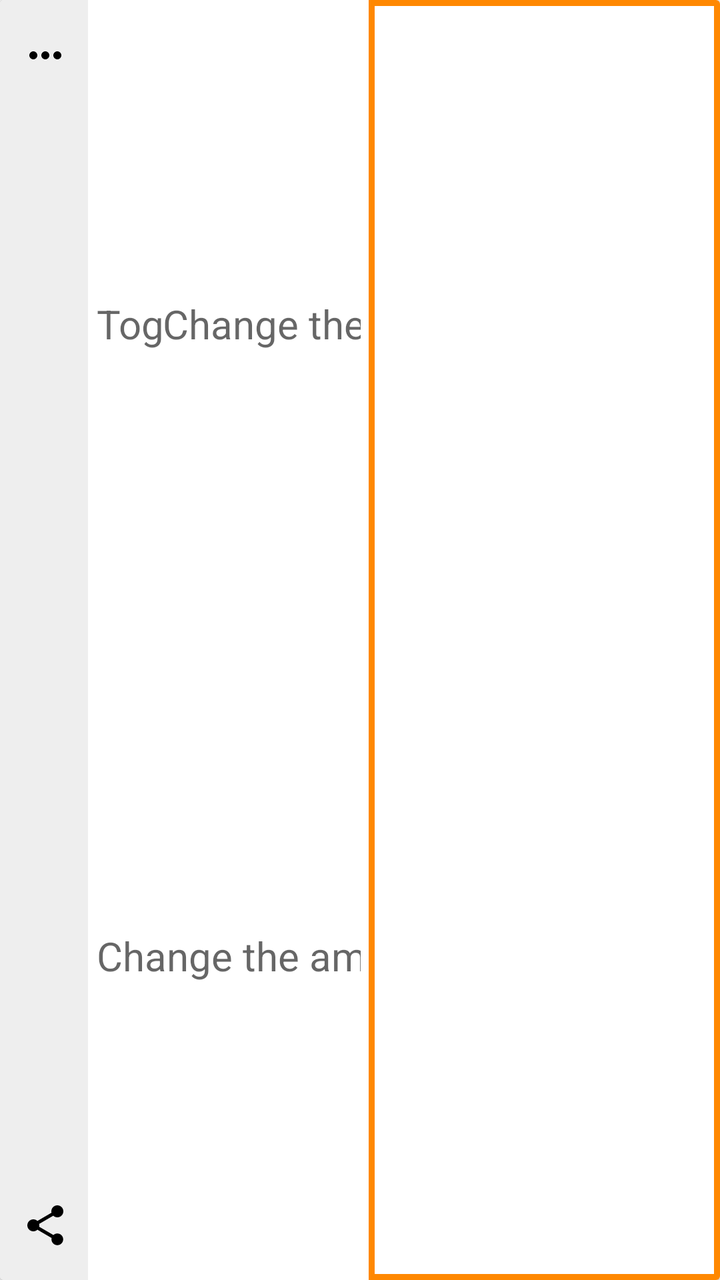
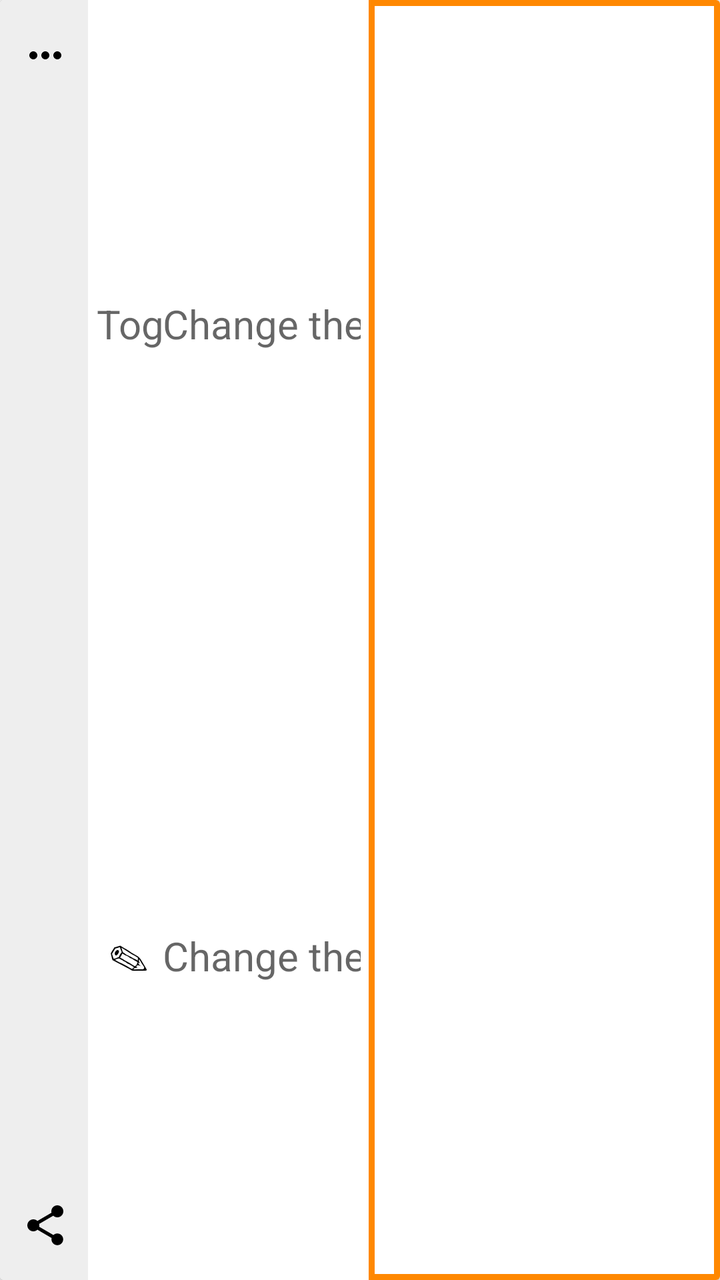

Compare the two renders of this Android layout. The source of the first and the diff that turns it into the second are given below.
<!-- AndroidManifest.xml: application theme AppTheme -->
<!-- res/layout/item_journal.xml -->
<?xml version="1.0" encoding="utf-8"?>
<androidx.cardview.widget.CardView
    xmlns:android="http://schemas.android.com/apk/res/android"
    android:id="@+id/record_item_view"
    android:layout_width="match_parent"
    android:layout_height="90dp"
    android:layout_marginLeft="8dp"
    android:layout_marginRight="8dp"
    android:layout_marginTop="4dp"
    android:layout_marginBottom="4dp">

    <LinearLayout
        android:layout_width="match_parent"
        android:layout_height="match_parent"
        android:orientation="horizontal"
        android:baselineAligned="false">

        <FrameLayout
            android:layout_width="44dp"
            android:layout_height="match_parent"
            android:paddingTop="15dp"
            android:paddingBottom="15dp"
            android:paddingStart="10dp"
            android:background="@color/colorChalk"
            android:orientation="vertical"
            android:clickable="true"
            android:focusable="true">

            <ImageButton
                android:id="@+id/record_contact_button"
                android:layout_width="25dp"
                android:layout_height="25dp"
                android:layout_gravity="top"
                android:background="@color/colorChalk"
                android:src="@drawable/ic_baseline_more_horiz_24px"
                android:contentDescription="@string/description_decrement_percentage_text"/>

            <ImageButton
                android:id="@+id/record_share_button"
                android:layout_width="25dp"
                android:layout_height="25dp"
                android:layout_gravity="bottom"
                android:background="@color/colorChalk"
                android:src="@drawable/ic_menu_share"
                android:contentDescription="@string/description_decrement_percentage_text"/>

        </FrameLayout>

        <LinearLayout
            android:id="@+id/record_stats_view"
            android:layout_width="0dp"
            android:layout_height="match_parent"
            android:layout_weight=".4"
            android:padding="4dp"
            android:orientation="vertical"
            android:gravity="end"
            android:clickable="true"
            android:focusable="true">

            <LinearLayout
                android:layout_width="match_parent"
                android:layout_height="0dp"
                android:layout_weight=".5"
                android:orientation="horizontal"
                android:layout_gravity="center"
                android:gravity="center">

                <TextView
                    android:id="@+id/record_type_text"
                    android:layout_width="0dp"
                    android:layout_height="match_parent"
                    android:layout_weight=".25"
                    android:background="#fff"
                    android:textSize="@dimen/text_size_paragraph_title"
                    android:textColor="#000"
                    android:gravity="center"
                    android:inputType="numberDecimal"
                    android:imeOptions="actionDone"
                    android:importantForAutofill="no"
                    android:hint="Toggle the type of this record"/>

                <TextView
                    android:id="@+id/record_time_text"
                    android:layout_width="0dp"
                    android:layout_height="match_parent"
                    android:layout_weight=".75"
                    android:background="#fff"
                    android:textSize="@dimen/text_size_paragraph_title"
                    android:textColor="#000"
                    android:gravity="center"
                    android:inputType="numberDecimal"
                    android:imeOptions="actionDone"
                    android:importantForAutofill="no"
                    android:hint="Change the date of this record"/>

            </LinearLayout>

            <EditText
                android:id="@+id/record_amount_text"
                android:layout_width="match_parent"
                android:layout_height="0dp"
                android:layout_weight=".5"
                android:layout_gravity="center"
                android:background="#fff"
                android:textSize="@dimen/text_size_paragraph_title"
                android:gravity="center"
                android:inputType="numberDecimal"
                android:imeOptions="actionDone"
                android:importantForAutofill="no"
                android:hint="Change the amount of this record"/>

        </LinearLayout>

        <FrameLayout
            android:id="@+id/record_text_view"
            android:layout_width="0dp"
            android:layout_height="match_parent"
            android:layout_weight=".5"
            android:padding="3dp"
            android:background="@color/colorHeat">

            <LinearLayout xmlns:android="http://schemas.android.com/apk/res/android"
                android:layout_width="match_parent"
                android:layout_height="match_parent"
                android:padding="2dp"
                android:background="#fff"
                android:orientation="vertical"
                android:layout_gravity="start|center_vertical">

                <LinearLayout
                    android:layout_width="match_parent"
                    android:layout_height="0dp"
                    android:layout_weight=".7">

                    <TextView
                        android:id="@+id/record_primary"
                        android:layout_width="0dp"
                        android:layout_height="match_parent"
                        android:layout_weight=".9"
                        android:layout_margin="4dp"
                        android:textSize="@dimen/text_size_paragraph_title"
                        android:textAppearance="?attr/textAppearanceListItem" />

                    <CheckBox
                        android:id="@+id/record_type"
                        android:layout_width="5dp"
                        android:layout_height="5dp"
                        android:layout_margin="2dp"
                        android:checked="false" />

                </LinearLayout>

                <TextView
                    android:id="@+id/record_secondary"
                    android:layout_width="wrap_content"
                    android:layout_height="0dp"
                    android:layout_weight=".3"
                    android:layout_marginStart="4dp"
                    android:textSize="@dimen/text_size_paragraph"
                    android:textAppearance="?attr/textAppearanceListItem" />

            </LinearLayout>

        </FrameLayout>

    </LinearLayout>

</androidx.cardview.widget.CardView>
<!-- resources referenced by this layout -->
<resources>
  <color name="colorChalk">#EEE</color>
  <color name="colorHeat">#FF8800</color>
  <dimen name="text_size_paragraph">16sp</dimen>
  <dimen name="text_size_paragraph_title">20sp</dimen>
  <!-- drawable ic_baseline_more_horiz_24px (drawable) -->
  <vector xmlns:android="http://schemas.android.com/apk/res/android"
      android:width="24dp"
      android:height="24dp"
      android:viewportWidth="24"
      android:viewportHeight="24">
    <path
        android:fillColor="#FF000000"
        android:pathData="M6,10c-1.1,0 -2,0.9 -2,2s0.9,2 2,2 2,-0.9 2,-2 -0.9,-2 -2,-2zM18,10c-1.1,0 -2,0.9 -2,2s0.9,2 2,2 2,-0.9 2,-2 -0.9,-2 -2,-2zM12,10c-1.1,0 -2,0.9 -2,2s0.9,2 2,2 2,-0.9 2,-2 -0.9,-2 -2,-2z"/>
  </vector>
  <!-- drawable ic_menu_share (drawable-v21) -->
  <vector xmlns:android="http://schemas.android.com/apk/res/android"
      android:width="24dp"
      android:height="24dp"
      android:viewportHeight="24.0"
      android:viewportWidth="24.0">
      <path
          android:fillColor="#FF000000"
          android:pathData="M18,16.08c-0.76,0 -1.44,0.3 -1.96,0.77L8.91,12.7c0.05,-0.23 0.09,-0.46 0.09,-0.7s-0.04,-0.47 -0.09,-0.7l7.05,-4.11c0.54,0.5 1.25,0.81 2.04,0.81 1.66,0 3,-1.34 3,-3s-1.34,-3 -3,-3 -3,1.34 -3,3c0,0.24 0.04,0.47 0.09,0.7L8.04,9.81C7.5,9.31 6.79,9 6,9c-1.66,0 -3,1.34 -3,3s1.34,3 3,3c0.79,0 1.5,-0.31 2.04,-0.81l7.12,4.16c-0.05,0.21 -0.08,0.43 -0.08,0.65 0,1.61 1.31,2.92 2.92,2.92 1.61,0 2.92,-1.31 2.92,-2.92s-1.31,-2.92 -2.92,-2.92z" />
  </vector>
  <string name="description_decrement_percentage_text">Press this button to decrease the percentage of your total donation amount to be allocated to this charity on each converted smile or stride</string>
  <style name="AppTheme" parent="Theme.AppCompat.Light.DarkActionBar">
          <item name="colorPrimary">@color/colorPrimary</item>
          <item name="colorPrimaryDark">@color/colorPrimaryDark</item>
          <item name="colorAccent">@color/colorAccent</item>
          <item name="popupMenuStyle">@style/AppTheme.PopupOverlay</item>
      </style>
  <color name="colorPrimary">#00B0FF</color>
  <color name="colorPrimaryDark">#0081CB</color>
  <color name="colorAccent">#F7BA28</color>
  <style name="AppTheme.PopupOverlay" parent="@android:style/Widget.PopupMenu">
          <item name="android:background">@color/colorPrimary</item>
      </style>
</resources>

<!-- the commit's change to res/layout/item_journal.xml (unified diff, before → after) -->
@@ -95,19 +95,44 @@
 
             </LinearLayout>
 
-            <EditText
-                android:id="@+id/record_amount_text"
+            <LinearLayout
                 android:layout_width="match_parent"
                 android:layout_height="0dp"
                 android:layout_weight=".5"
+                android:orientation="horizontal"
                 android:layout_gravity="center"
-                android:background="#fff"
-                android:textSize="@dimen/text_size_paragraph_title"
-                android:gravity="center"
-                android:inputType="numberDecimal"
-                android:imeOptions="actionDone"
-                android:importantForAutofill="no"
-                android:hint="Change the amount of this record"/>
+                android:gravity="center">
+
+                <TextView
+                    android:id="@+id/record_memo_text"
+                    android:layout_width="0dp"
+                    android:layout_height="match_parent"
+                    android:layout_weight=".25"
+                    android:background="#fff"
+                    android:textSize="@dimen/text_size_paragraph_title"
+                    android:textColor="#000"
+                    android:gravity="center"
+                    android:text="✎"
+                    android:inputType="numberDecimal"
+                    android:imeOptions="actionDone"
+                    android:importantForAutofill="no"
+                    android:hint="Toggle the type of this record"/>
+
+                <EditText
+                    android:id="@+id/record_amount_text"
+                    android:layout_width="0dp"
+                    android:layout_height="match_parent"
+                    android:layout_weight=".75"
+                    android:background="#fff"
+                    android:textSize="@dimen/text_size_paragraph_title"
+                    android:textColor="#000"
+                    android:gravity="center"
+                    android:inputType="numberDecimal"
+                    android:imeOptions="actionDone"
+                    android:importantForAutofill="no"
+                    android:hint="Change the amount of this record"/>
+
+            </LinearLayout>
 
         </LinearLayout>
 
